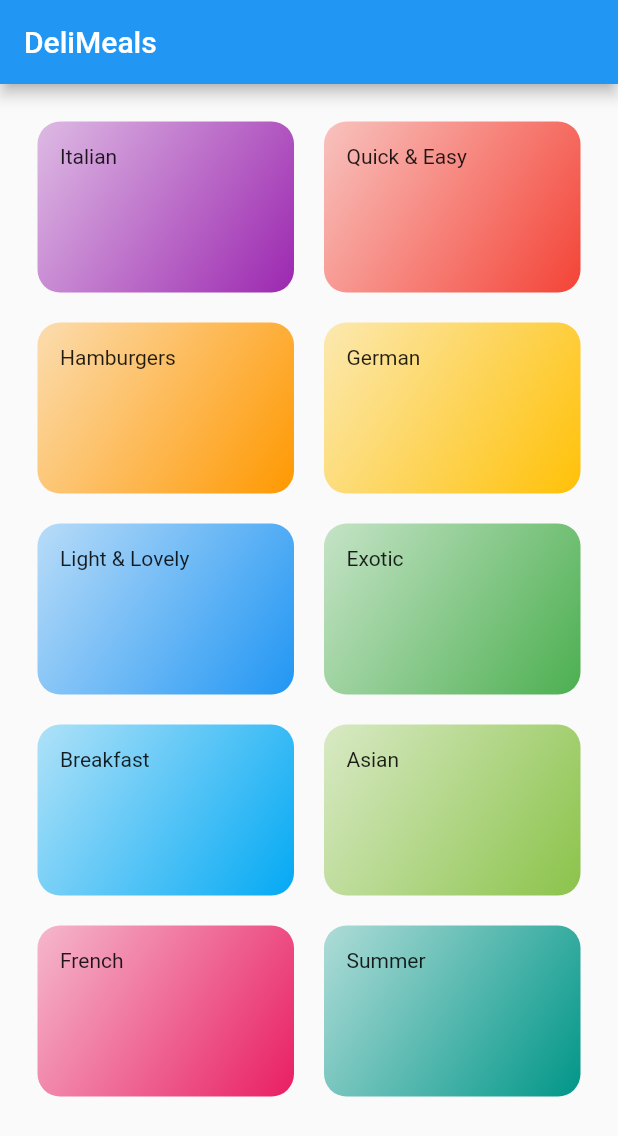
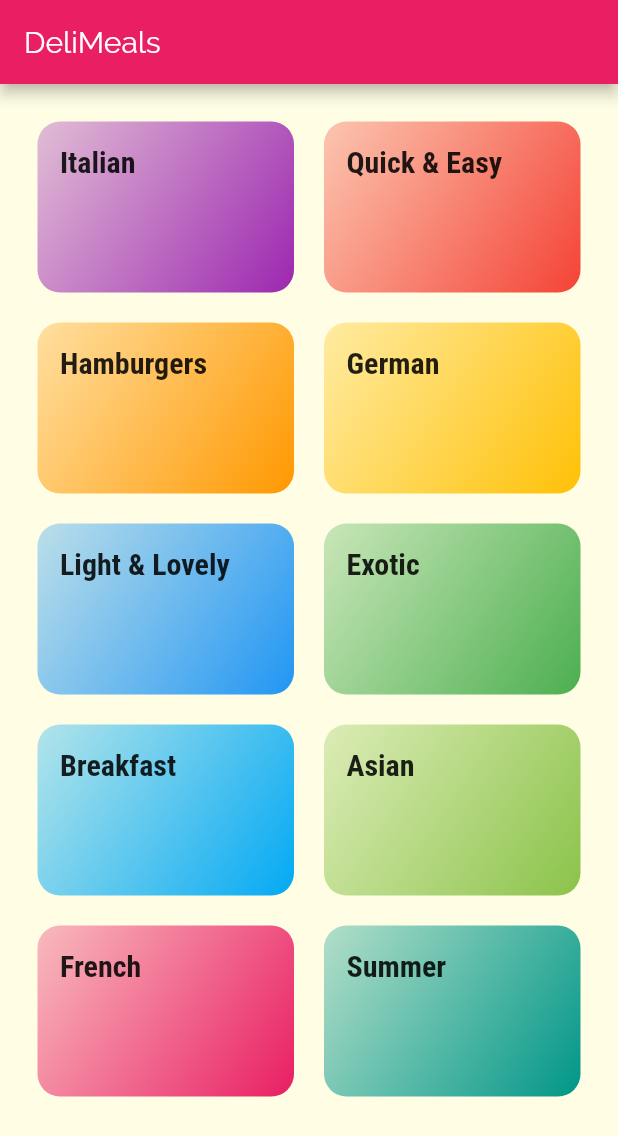
Before and after one commit to SwapnanilHalder/Meals-App, a Flutter app: the screen it shows after launch, on a phone screen of 412 x 824 dp. Shown: the top 1136 px of the screen. Run offline on Flutter 3.47's test engine with Material 2 defaults, Android fonts, the phone set to English and light mode, and no system bars.

Commit message:
2nd commit

```diff
--- a/lib/Widget/griditems.dart
+++ b/lib/Widget/griditems.dart
@@ -15,7 +15,10 @@ class GridItems extends StatelessWidget {
   Widget build(BuildContext context) {
     return Container(
       padding: const EdgeInsets.all(15),
-      child: Text(title),
+      child: Text(
+        title,
+        style: Theme.of(context).textTheme.headline6,
+      ),
       decoration: BoxDecoration(
         borderRadius: BorderRadius.circular(15),
         gradient: LinearGradient(
--- a/lib/main.dart
+++ b/lib/main.dart
@@ -12,7 +12,23 @@ class MyApp extends StatelessWidget {
     return MaterialApp(
       title: "Deli Meals",
       theme: ThemeData(
-        primarySwatch: Colors.blue,
+        primarySwatch: Colors.pink,
+        accentColor: Colors.amber,
+        canvasColor: Color.fromRGBO(255, 254, 229, 1),
+        fontFamily: 'Raleway',
+        textTheme: ThemeData.light().textTheme.copyWith(
+              bodyText2: TextStyle(
+                color: Color.fromRGBO(20, 51, 51, 1),
+              ),
+              bodyText1: TextStyle(
+                color: Color.fromRGBO(20, 51, 51, 1),
+              ),
+              headline6: TextStyle(
+                fontSize: 20,
+                fontWeight: FontWeight.bold,
+                fontFamily: 'RobotoCondensed',
+              ),
+            ),
       ),
       home: CategoriesScreen(),
     );
```
Also changed, not shown: pubspec.yaml (+17 -0 lines), assets/fonts/Raleway-Black.ttf (added), assets/fonts/Raleway-Bold.ttf (added), assets/fonts/Raleway-Regular.ttf (added), assets/fonts/RobotoCondensed-Bold.ttf (added), assets/fonts/RobotoCondensed-Italic.ttf (added), assets/fonts/RobotoCondensed-Light.ttf (added), assets/fonts/RobotoCondensed-Regular.ttf (added).
